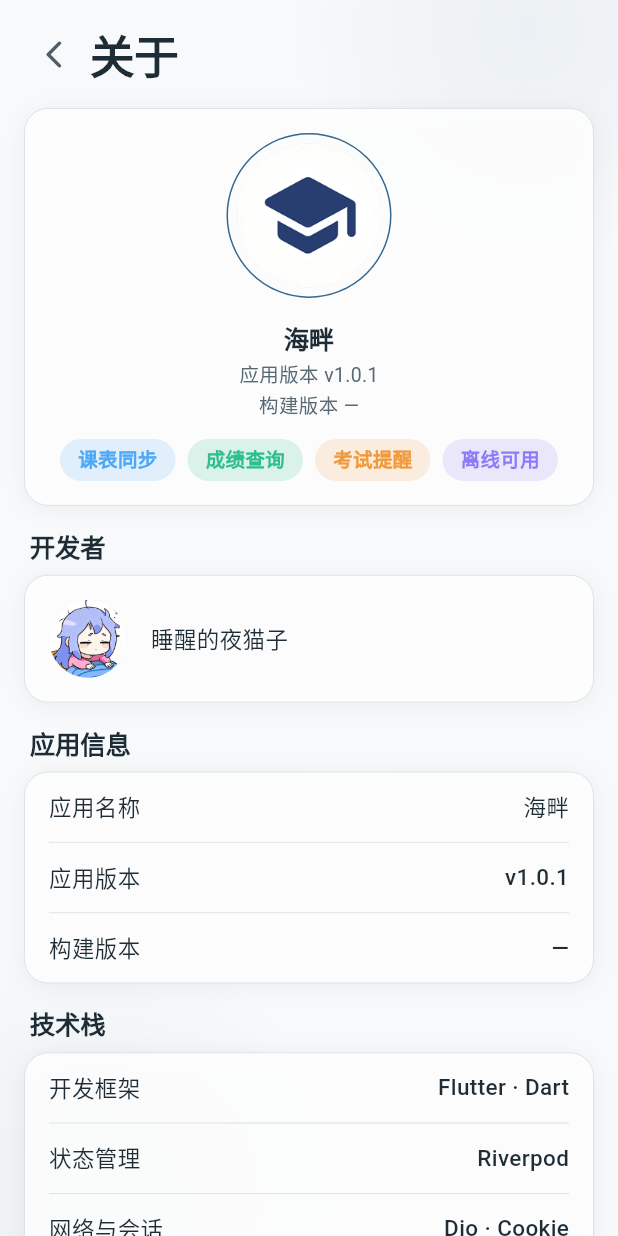
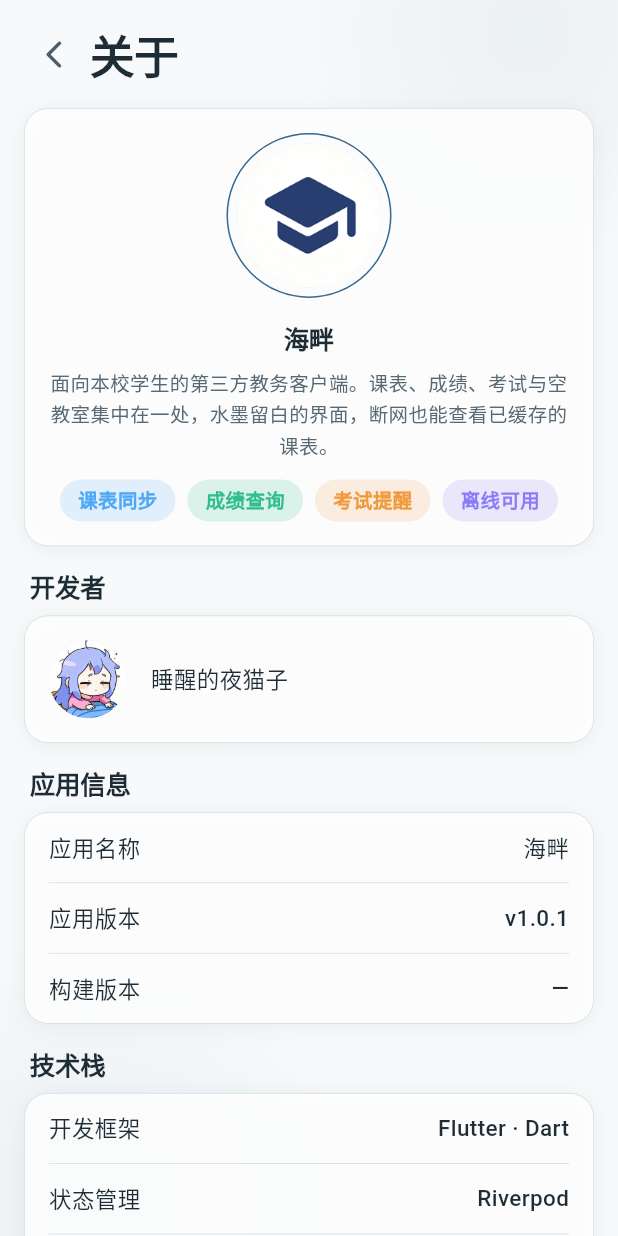
Before and after one commit to QingYu327/HaiPan, a Flutter app: the AboutPage screen opened directly, on a phone screen of 412 x 824 dp. Run offline on Flutter 3.47's test engine with Material 3 defaults, Android fonts, the phone set to English and light mode, and no system bars; our stand-ins replace cookie_jar, dio, dio_cookie_manager, flutter_riverpod, shared_preferences, webview_flutter; missing offline and left inert: pointycastle; accounts and stored records are empty; network calls fail.

Commit message:
feat: 1.0.1 (4138) 启动自动检查更新；关于页简介与依赖信息校准

```diff
--- a/jw_app/lib/ui/login/login_page.dart
+++ b/jw_app/lib/ui/login/login_page.dart
@@ -574,7 +574,7 @@ class _LoginPageState extends ConsumerState<LoginPage>
           const SizedBox(width: InkSpacing.s),
           Expanded(
             child: Text(
-              '建议使用校园网登录。公网通道需联系管理员开通，且速度较慢。',
+              '建议使用校园网登录。公网通道需联系管理员开通，且速度较慢',
               style: context.tsSecondary,
             ),
           ),
--- a/jw_app/lib/ui/profile/about_page.dart
+++ b/jw_app/lib/ui/profile/about_page.dart
@@ -74,10 +74,13 @@ class _AboutPageState extends ConsumerState<AboutPage> {
               ),
               const SizedBox(height: InkSpacing.l),
               Text('海畔', style: context.tsSection),
-              const SizedBox(height: InkSpacing.xs),
-              Text('应用版本 v$appVersion', style: context.tsSecondary),
-              const SizedBox(height: 2),
-              Text('构建版本 $_buildLabel', style: context.tsSecondary),
+              const SizedBox(height: InkSpacing.s),
+              Text(
+                '面向本校学生的第三方教务客户端。课表、成绩、考试与空教室集中在一处，'
+                '水墨留白的界面，断网也能查看已缓存的课表。',
+                textAlign: TextAlign.center,
+                style: context.tsSecondary.copyWith(height: 1.6),
+              ),
               const SizedBox(height: InkSpacing.m),
               // 卡片内的彩色小标签
               const Wrap(
@@ -168,6 +171,18 @@ class _AboutPageState extends ConsumerState<AboutPage> {
                   'Kotlin 原生通道 · WebView',
                   style: context.tsBodyStrong,
                 ),
+              ),
+              InkSettingTile(
+                title: '桌面小组件',
+                trailing: Text(
+                  'AppWidget · AlarmManager',
+                  style: context.tsBodyStrong,
+                ),
+              ),
+              InkSettingTile(
+                title: '校外通道',
+                subtitle: 'WebSocket 隧道，服务端自建',
+                trailing: Text('WebSocket · Node.js', style: context.tsBodyStrong),
                 showDivider: false,
               ),
             ],
@@ -194,7 +209,7 @@ class _AboutPageState extends ConsumerState<AboutPage> {
                 trailing: Text('MIT', style: context.tsSecondary),
               ),
               InkSettingTile(
-                title: 'Dio · cookie_jar',
+                title: 'Dio · cookie_jar · dio_cookie_manager',
                 subtitle: '网络请求与 Cookie 会话',
                 trailing: Text('MIT', style: context.tsSecondary),
               ),
@@ -209,8 +224,8 @@ class _AboutPageState extends ConsumerState<AboutPage> {
                 trailing: Text('BSD-3-Clause', style: context.tsSecondary),
               ),
               InkSettingTile(
-                title: 'uuid · Cupertino Icons',
-                subtitle: '随机数与图标资源',
+                title: 'uuid',
+                subtitle: '登录验证码随机数',
                 trailing: Text('MIT', style: context.tsSecondary),
               ),
               InkSettingTile(
--- a/jw_app/pubspec.yaml
+++ b/jw_app/pubspec.yaml
@@ -16,7 +16,7 @@ publish_to: 'none' # Remove this line to publish to pub.dev
 # https://developer.apple.com/library/archive/documentation/General/Reference/InfoPlistKeyReference/Articles/CoreFoundationKeys.html
 # In Windows, build-name is used as the major, minor, and patch parts
 # of the product and file versions while build-number is used as the build suffix.
-version: 1.0.1+4137
+version: 1.0.1+4138
 
 environment:
   sdk: ^3.13.2
```
Also changed, not shown: jw_app/lib/ui/home/home_shell.dart (+47 -1 lines), 3 other files.
